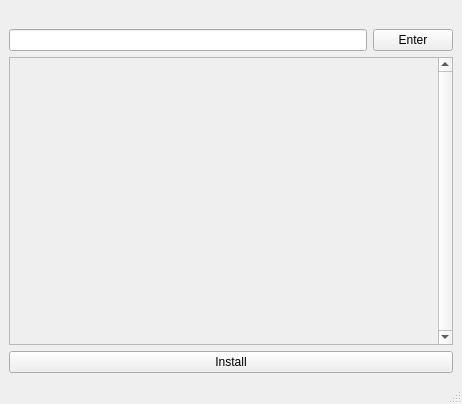
First picture: the form in Ui/LibraryUi.ui, repository OrionAerospaceYT/SideKick, before the edit.
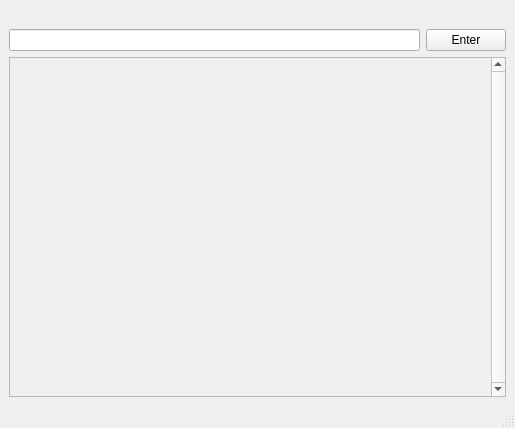
Second picture: the form after the edit.

Diff of the .ui file:
```diff
--- a/Ui/LibraryUi.ui
+++ b/Ui/LibraryUi.ui
@@ -6,8 +6,8 @@
    <rect>
     <x>0</x>
     <y>0</y>
-    <width>462</width>
-    <height>404</height>
+    <width>515</width>
+    <height>428</height>
    </rect>
   </property>
   <property name="windowTitle">
@@ -26,13 +26,6 @@
       <item row="1" column="0">
        <widget class="QLineEdit" name="search"/>
       </item>
-      <item row="1" column="1">
-       <widget class="QPushButton" name="enter">
-        <property name="text">
-         <string>Enter</string>
-        </property>
-       </widget>
-      </item>
       <item row="0" column="0" colspan="2">
        <widget class="QLabel" name="logo">
         <property name="text">
@@ -40,10 +33,10 @@
         </property>
        </widget>
       </item>
-      <item row="3" column="0" colspan="2">
-       <widget class="QPushButton" name="install">
+      <item row="1" column="1">
+       <widget class="QPushButton" name="enter">
         <property name="text">
-         <string>Install</string>
+         <string>Enter</string>
         </property>
        </widget>
       </item>
@@ -63,8 +56,8 @@
           <rect>
            <x>0</x>
            <y>0</y>
-           <width>423</width>
-           <height>285</height>
+           <width>476</width>
+           <height>338</height>
           </rect>
          </property>
          <layout class="QVBoxLayout" name="verticalLayout_2">
```
